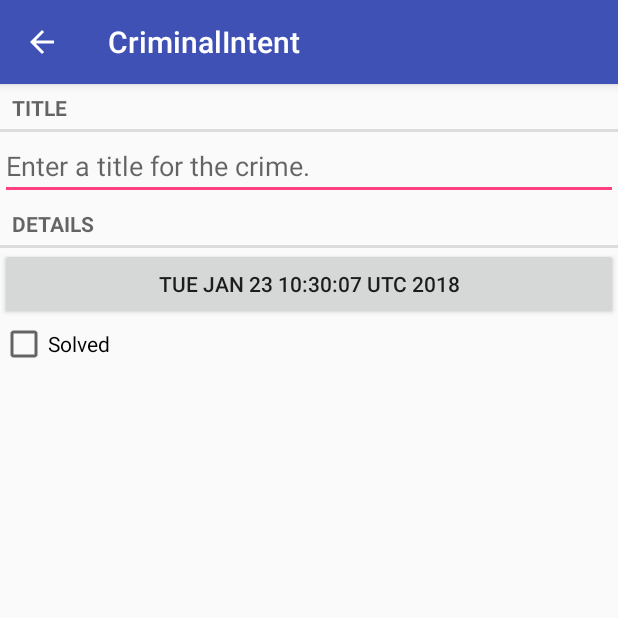
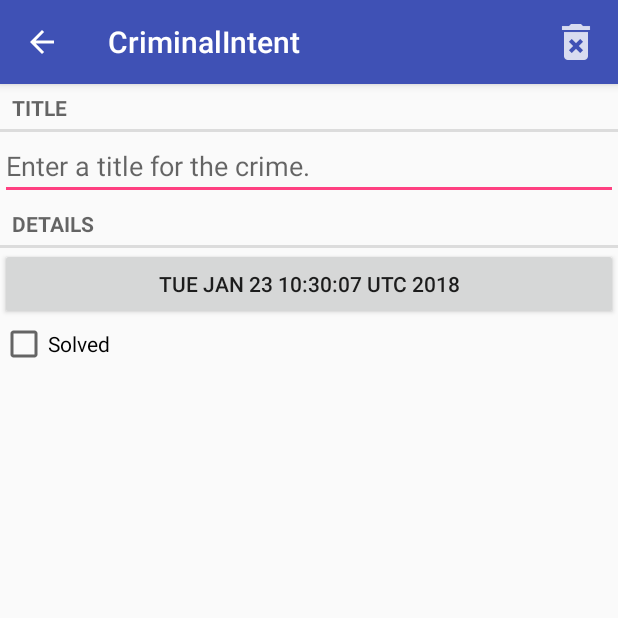
Before and after one commit to danil-buhakov/CriminalIntent, an Android app: the CrimeFragment screen opened directly, with no data from a screen before it, on a phone screen of 412 x 824 dp, the top half of it. Run offline under Robolectric (Android 15) with nearby library versions, the phone set to English and light mode, and no system bars.

Commit message:
Added crime deletion

```diff
--- a/app/src/main/java/com/book/dan/criminalintent/CrimeFragment.java
+++ b/app/src/main/java/com/book/dan/criminalintent/CrimeFragment.java
@@ -10,6 +10,9 @@ import android.support.v4.app.FragmentManager;
 import android.text.Editable;
 import android.text.TextWatcher;
 import android.view.LayoutInflater;
+import android.view.Menu;
+import android.view.MenuInflater;
+import android.view.MenuItem;
 import android.view.View;
 import android.view.ViewGroup;
 import android.widget.Button;
@@ -45,6 +48,25 @@ public class CrimeFragment extends Fragment {
         UUID id = (UUID) getArguments().getSerializable(ARG_CRIME_ID);
         CrimeLab crimeLab = CrimeLab.get(getActivity());
         mCrime = crimeLab.getCrime(id);
+        setHasOptionsMenu(true);
+    }
+
+    @Override
+    public void onCreateOptionsMenu(Menu menu, MenuInflater inflater) {
+        super.onCreateOptionsMenu(menu, inflater);
+        inflater.inflate(R.menu.fragment_crime,menu);
+    }
+
+    @Override
+    public boolean onOptionsItemSelected(MenuItem item) {
+        switch(item.getItemId()){
+            case R.id.delete_crime:
+                CrimeLab.get(getActivity()).deleteCrime(mCrime);
+                getActivity().finish();
+                return true;
+            default:
+                return super.onOptionsItemSelected(item);
+        }
     }
 
     @Override
--- a/app/src/main/java/com/book/dan/criminalintent/CrimeLab.java
+++ b/app/src/main/java/com/book/dan/criminalintent/CrimeLab.java
@@ -96,4 +96,8 @@ public class CrimeLab {
         );
         return new CrimeCursorWrapper(curs);
     }
+
+    public void deleteCrime(Crime c){
+        mDatabase.delete(CrimeTable.NAME,CrimeTable.Cols.UUID + " = ?",new String[] {c.getId().toString()});
+    }
 }
--- /dev/null
+++ b/app/src/main/res/menu/fragment_crime.xml
@@ -0,0 +1,6 @@
+<?xml version="1.0" encoding="utf-8"?>
+<menu xmlns:android="http://schemas.android.com/apk/res/android"
+    xmlns:app="http://schemas.android.com/apk/res-auto">
+    <item android:id="@+id/delete_crime" app:showAsAction="ifRoom"
+        android:title="@string/delete_crime" android:icon="@drawable/ic_delete_crime"/>
+</menu>
--- a/app/src/main/res/values/strings.xml
+++ b/app/src/main/res/values/strings.xml
@@ -6,6 +6,7 @@
     <string name="crime_solved_label">Solved</string>
     <string name="date_picker_title">Date of crime:</string>
     <string name="new_crime">New Crime</string>
+    <string name="delete_crime">Delete Crime</string>
     <string name="show_subtitle">Show Subtitle</string>
     <string name="hide_subtitle">Hide Subtitle</string>
     <string name="subtitle_format">%1$d crimes</string>
```
Also changed, not shown: app/src/main/res/drawable-hdpi/ic_delete_crime.png (added), app/src/main/res/drawable-mdpi/ic_delete_crime.png (added), app/src/main/res/drawable-xhdpi/ic_delete_crime.png (added), app/src/main/res/drawable-xxhdpi/ic_delete_crime.png (added).
